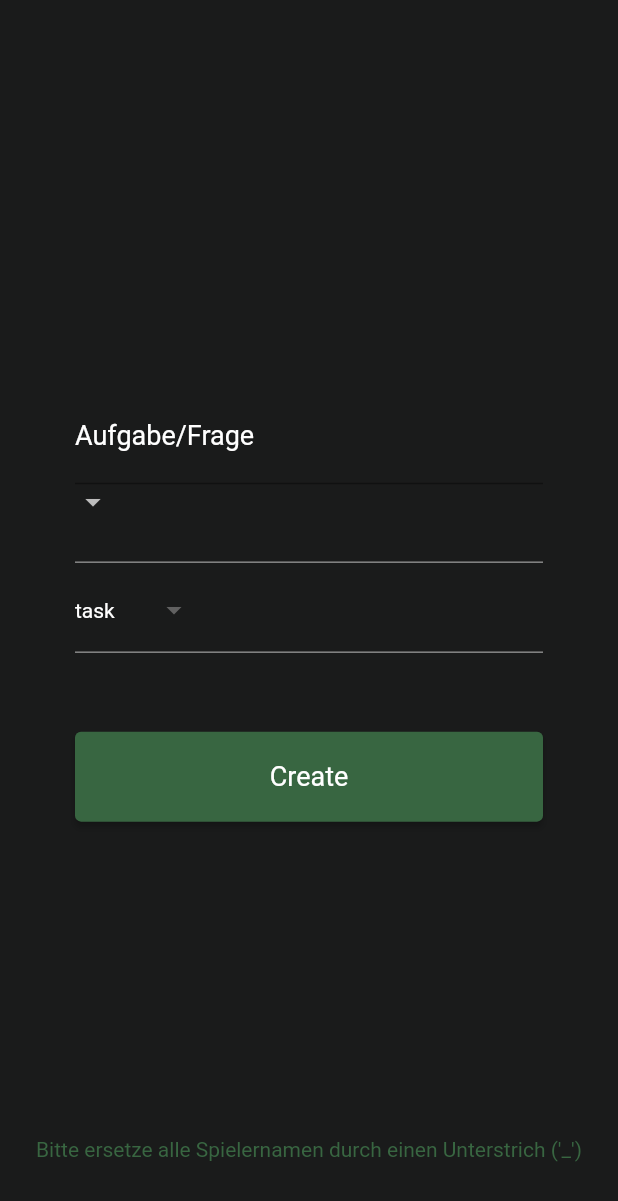
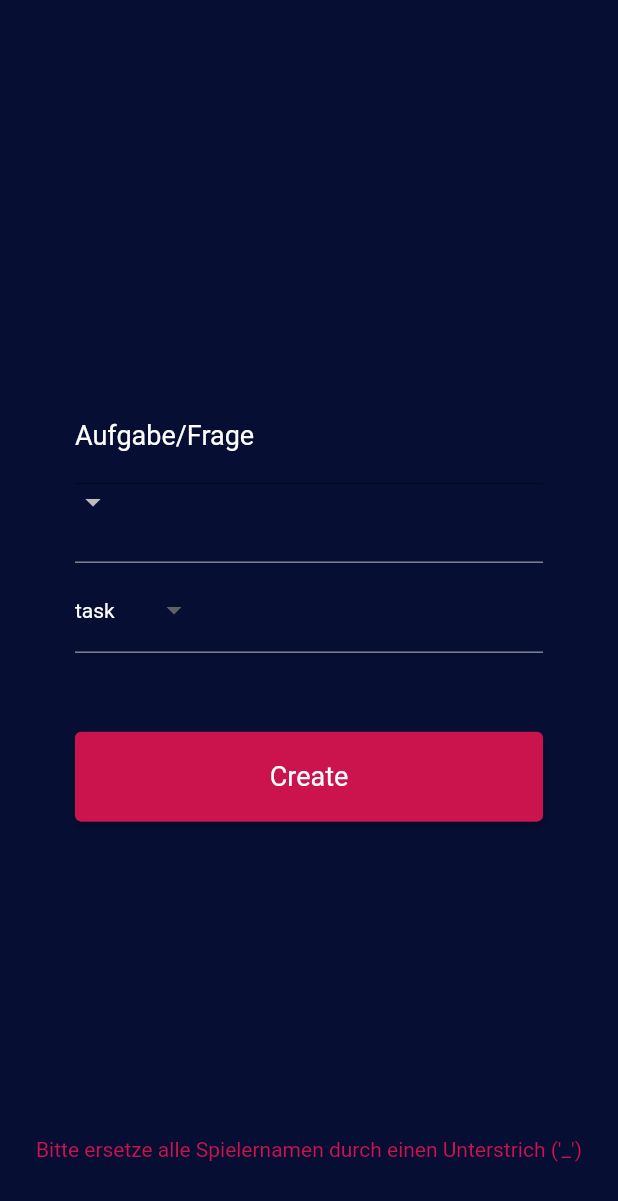
Before and after one commit to iieo/pertolo_control, a Flutter app: the screen it shows once a user with an empty profile is signed in, after a tap on "Create", on a phone screen of 412 x 824 dp. Shown: the top 1201 px of the screen. Run offline on Flutter 3.47's test engine with Material 2 defaults, Android fonts, the phone set to English and light mode, and no system bars; our stand-ins replace cloud_firestore, firebase_auth, firebase_core, go_router, package_info_plus; missing offline and left inert: ota_update; accounts and stored records are empty; network calls fail.

Commit message:
added autoupdate

```diff
--- /dev/null
+++ b/lib/app.dart
@@ -0,0 +1,152 @@
+import 'package:firebase_auth/firebase_auth.dart';
+import 'package:flutter/material.dart';
+import 'package:go_router/go_router.dart';
+import 'package:pertolo_control/auth_screen.dart';
+import 'package:pertolo_control/create_screen.dart';
+import 'package:pertolo_control/edit_screen.dart';
+import 'package:pertolo_control/gorouter_refresh_stream.dart';
+import 'package:pertolo_control/home_screen.dart';
+
+class App extends StatelessWidget {
+  App({super.key});
+
+  static const Color primaryColor = Color(0xFF060e33);
+  static const int white = 200;
+  static const Color whiteColor = Color.fromARGB(255, 228, 226, 223);
+  static const Color secondaryColor = Color(0xFFcb134e);
+  static const String name = 'Pertol Control';
+  static const String version = '1.0.0';
+  static const String buildNumber = '1';
+  static const Duration animationDuration = Duration(milliseconds: 250);
+
+  @override
+  Widget build(BuildContext context) {
+    return MaterialApp(
+      title: name,
+      theme: _themeData,
+      builder: (BuildContext context, Widget? child) {
+        return MaterialApp.router(
+            routerConfig: _router,
+            debugShowCheckedModeBanner: false,
+            title: App.name,
+            theme: _themeData);
+      },
+    );
+  }
+
+  final GoRouter _router = GoRouter(
+    redirect: (context, state) {
+      final bool loggedIn = FirebaseAuth.instance.currentUser != null;
+      const loginLocation = "/login";
+      final loggingIn = state.subloc == loginLocation;
+
+      const homeLocation = "/";
+
+      if (!loggedIn) {
+        return loginLocation;
+      }
+
+      if (loggingIn) {
+        state.queryParams['from'];
+        return state.queryParams['from'] ?? homeLocation;
+      }
+
+      return null;
+    },
+    refreshListenable:
+        GoRouterRefreshStream(FirebaseAuth.instance.authStateChanges()),
+    errorBuilder: (context, state) => const NotFoundScreen(),
+    routes: <RouteBase>[
+      GoRoute(
+        path: '/',
+        builder: (BuildContext context, GoRouterState state) {
+          return const HomeScreen();
+        },
+        routes: <RouteBase>[
+          GoRoute(
+            name: 'login',
+            path: 'login',
+            builder: (BuildContext context, GoRouterState state) {
+              return const AuthScreen();
+            },
+          ),
+          GoRoute(
+            name: 'logout',
+            path: 'logout',
+            builder: (BuildContext context, GoRouterState state) {
+              FirebaseAuth.instance.signOut();
+              return const NotFoundScreen();
+            },
+          ),
+          GoRoute(
+            name: 'create',
+            path: 'create',
+            builder: (BuildContext context, GoRouterState state) {
+              return const CreateScreen();
+            },
+          ),
+          GoRoute(
+            name: 'edit',
+            path: 'edit',
+            builder: (BuildContext context, GoRouterState state) {
+              return const EditScreen();
+            },
+          ),
+        ],
+      ),
+    ],
+  );
+
+  final ThemeData _themeData = ThemeData(
+      visualDensity: VisualDensity.adaptivePlatformDensity,
+      primarySwatch: const MaterialColor(0xFFFEFAE0, {
+        50: Color(0xfff2f2f2),
+        100: Color(0xffe6e6e6),
+        200: Color(0xffcccccc),
+        300: Color(0xffb3b3b3),
+        400: Color(0xff999999),
+        500: Color(0xff808080),
+        600: Color(0xff666666),
+        700: Color(0xff4d4d4d),
+        800: Color(0xff333333),
+        900: Color(0xff1a1a1a)
+      }),
+      primaryColor: primaryColor,
+      textTheme: const TextTheme(
+        button: TextStyle(
+          fontSize: 18.0,
+          fontWeight: FontWeight.normal,
+          decoration: TextDecoration.none,
+          color: App.whiteColor,
+        ),
+        labelMedium: TextStyle(
+          fontSize: 18.0,
+          fontWeight: FontWeight.normal,
+          decoration: TextDecoration.none,
+          color: App.whiteColor,
+        ),
+        subtitle1: TextStyle(
+          fontSize: 18.0,
+          fontWeight: FontWeight.normal,
+          decoration: TextDecoration.none,
+          color: Color.fromARGB(255, 150, 150, 150),
+        ),
+      ));
+}
+
+class NotFoundScreen extends StatelessWidget {
+  const NotFoundScreen({super.key});
+
+  @override
+  Widget build(BuildContext context) {
+    return Container(
+      color: Colors.white,
+      child: Center(
+        child: Text(
+          '404 Not Found',
+          style: Theme.of(context).textTheme.headline1,
+        ),
+      ),
+    );
+  }
+}
--- a/lib/auth_screen.dart
+++ b/lib/auth_screen.dart
@@ -1,5 +1,5 @@
 import 'package:flutter/material.dart';
-import 'package:pertolo_control/ScreenContainer.dart';
+import 'package:pertolo_control/screen_container.dart';
 import 'package:pertolo_control/login.dart';
 import 'package:pertolo_control/register.dart';
 
--- a/lib/edit_screen.dart
+++ b/lib/edit_screen.dart
@@ -1,8 +1,8 @@
 import 'package:cloud_firestore/cloud_firestore.dart';
 import 'package:firebase_auth/firebase_auth.dart';
 import 'package:flutter/material.dart';
-import 'package:pertolo_control/ScreenContainer.dart';
-import 'package:pertolo_control/main.dart';
+import 'package:pertolo_control/screen_container.dart';
+import 'package:pertolo_control/app.dart';
 import 'package:pertolo_control/pertolo_item.dart';
 
 class EditScreen extends StatelessWidget {
--- a/lib/home_screen.dart
+++ b/lib/home_screen.dart
@@ -1,7 +1,7 @@
 import 'package:firebase_auth/firebase_auth.dart';
 import 'package:flutter/material.dart';
 import 'package:go_router/go_router.dart';
-import 'package:pertolo_control/main.dart';
+import 'package:pertolo_control/app.dart';
 import 'dart:math';
 
 class HomeScreen extends StatefulWidget {
--- a/lib/login.dart
+++ b/lib/login.dart
@@ -2,7 +2,7 @@ import 'dart:math';
 
 import 'package:flutter/material.dart';
 import 'package:firebase_auth/firebase_auth.dart';
-import 'package:pertolo_control/main.dart';
+import 'package:pertolo_control/app.dart';
 
 class LoginScreen extends StatefulWidget {
   final Function toggleIsLogin;
--- a/lib/main.dart
+++ b/lib/main.dart
@@ -1,13 +1,14 @@
 import 'package:flutter/material.dart';
 import 'package:firebase_core/firebase_core.dart';
-import 'package:pertolo_control/create_screen.dart';
-import 'package:pertolo_control/edit_screen.dart';
+import 'package:package_info_plus/package_info_plus.dart';
+import 'package:pertolo_control/app.dart';
 import 'firebase_options.dart';
 import 'package:firebase_auth/firebase_auth.dart';
-import 'package:go_router/go_router.dart';
-import 'package:pertolo_control/gorouter_refresh_stream.dart';
-import 'package:pertolo_control/home_screen.dart';
-import 'package:pertolo_control/auth_screen.dart';
+import 'dart:async';
+import 'package:ota_update/ota_update.dart';
+import 'package:http/http.dart' as http;
+import 'dart:convert';
+import 'package:flutter/foundation.dart' show kIsWeb;
 
 void main() async {
   WidgetsFlutterBinding.ensureInitialized();
@@ -24,149 +25,122 @@ void main() async {
   });
 
   FirebaseAuth.instance.setPersistence(Persistence.LOCAL);
-  runApp(App());
+
+  //checkOs
+  if (kIsWeb) {
+    runApp(App());
+  } else {
+    runApp(const OTAUpdate());
+  }
 }
 
-class App extends StatelessWidget {
-  App({super.key});
+class OTAUpdate extends StatefulWidget {
+  const OTAUpdate({super.key});
 
-  static const Color primaryColor = Color(0xFF1A1B1B);
-  static const int white = 200;
-  static const Color whiteColor = Color.fromARGB(255, 228, 226, 223);
-  static const Color secondaryColor = Color(0xFF386641);
-  static const String name = 'Pertol Control';
-  static const String version = '1.0.0';
-  static const String buildNumber = '1';
-  static const Duration animationDuration = Duration(milliseconds: 250);
+  @override
+  State<OTAUpdate> createState() => _OTAUpdateState();
+}
+
+class _OTAUpdateState extends State<OTAUpdate> {
+  OtaEvent? currentEvent;
+
+  @override
+  void initState() {
+    super.initState();
+    tryOtaUpdate();
+  }
+
+  Future<bool> _isUpToDate() async {
+    final res = await http.get(
+        Uri.parse('https://pertolo-f3c7a.web.app/config_pertolo_control.json'),
+        headers: {
+          "Accept": "application/json",
+        });
+
+    if (res.statusCode != 200) {
+      return true;
+    }
+
+    //parse json
+    Map<String, dynamic> json = jsonDecode(res.body);
+    String version = json['version'];
+
+    //get current version
+    PackageInfo packageInfo = await PackageInfo.fromPlatform();
+    String currentVersion = packageInfo.version;
+    return !isCurrentVersionOlder(currentVersion, version);
+  }
+
+  bool isCurrentVersionOlder(String currentVersion, String newVersion) {
+    List<String> currentVersionParts = currentVersion.split('.');
+    List<String> newVersionParts = newVersion.split('.');
+
+    for (int i = 0; i < currentVersionParts.length; i++) {
+      int currentVersionPart = int.parse(currentVersionParts[i]);
+      int newVersionPart = int.parse(newVersionParts[i]);
+
+      if (currentVersionPart < newVersionPart) {
+        return true;
+      } else if (currentVersionPart > newVersionPart) {
+        return false;
+      }
+    }
+    return false;
+  }
+
+  Future<void> tryOtaUpdate() async {
+    try {
+      //check for update
+      if (await _isUpToDate()) {
+        setState(() {
+          currentEvent = OtaEvent(OtaStatus.INSTALLING, "No update available");
+        });
+        return;
+      }
+
+      //LINK CONTAINS APK OF FLUTTER HELLO WORLD FROM FLUTTER SDK EXAMPLES
+      OtaUpdate()
+          .execute(
+        'https://pertolo-f3c7a.web.app/pertolo_control.apk',
+        destinationFilename: 'pertolo_control.apk',
+        //FOR NOW ANDROID ONLY - ABILITY TO VALIDATE CHECKSUM OF FILE:
+        //sha256checksum:
+        //  'd6da28451a1e15cf7a75f2c3f151befad3b80ad0bb232ab15c20897e54f21478',
+      )
+          .listen(
+        (OtaEvent event) {
+          setState(() => currentEvent = event);
+        },
+      );
+      // ignore: avoid_catches_without_on_clauses
+    } catch (e) {
+      print('Failed to make OTA update. Details: $e');
+    }
+  }
 
   @override
   Widget build(BuildContext context) {
-    return MaterialApp(
-      title: name,
-      theme: _themeData,
-      builder: (BuildContext context, Widget? child) {
-        return MaterialApp.router(
-            routerConfig: _router,
-            debugShowCheckedModeBanner: false,
-            title: App.name,
-            theme: _themeData);
-      },
-    );
-  }
-
-  final GoRouter _router = GoRouter(
-    redirect: (context, state) {
-      final bool loggedIn = FirebaseAuth.instance.currentUser != null;
-      const loginLocation = "/login";
-      final loggingIn = state.subloc == loginLocation;
-
-      const homeLocation = "/";
-
-      if (!loggedIn) {
-        return loginLocation;
-      }
-
-      if (loggingIn) {
-        state.queryParams['from'];
-        return state.queryParams['from'] ?? homeLocation;
-      }
-
-      return null;
-    },
-    refreshListenable:
-        GoRouterRefreshStream(FirebaseAuth.instance.authStateChanges()),
-    errorBuilder: (context, state) => const NotFoundScreen(),
-    routes: <RouteBase>[
-      GoRoute(
-        path: '/',
-        builder: (BuildContext context, GoRouterState state) {
-          return const HomeScreen();
-        },
-        routes: <RouteBase>[
-          GoRoute(
-            name: 'login',
-            path: 'login',
-            builder: (BuildContext context, GoRouterState state) {
-              return const AuthScreen();
-            },
+    if (currentEvent == null) {
+      return Container();
+    }
+    if (currentEvent!.status == OtaStatus.DOWNLOADING) {
+      return MaterialApp(
+        home: Scaffold(
+          backgroundColor: App.primaryColor,
+          body: Center(
+            child: Column(
+              mainAxisAlignment: MainAxisAlignment.center,
+              children: [
+                Text('Downloading update: ${currentEvent!.value}%',
+                    style: const TextStyle(color: App.whiteColor)),
+                const SizedBox(height: 20),
+                //LinearProgressIndicator(value: currentEvent!.value / 100),
+              ],
+            ),
           ),
-          GoRoute(
-            name: 'logout',
-            path: 'logout',
-            builder: (BuildContext context, GoRouterState state) {
-              FirebaseAuth.instance.signOut();
-              return const NotFoundScreen();
-            },
-          ),
-          GoRoute(
-            name: 'create',
-            path: 'create',
-            builder: (BuildContext context, GoRouterState state) {
-              return const CreateScreen();
-            },
-          ),
-          GoRoute(
-            name: 'edit',
-            path: 'edit',
-            builder: (BuildContext context, GoRouterState state) {
-              return const EditScreen();
-            },
-          ),
-        ],
-      ),
-    ],
-  );
-
-  final ThemeData _themeData = ThemeData(
-      visualDensity: VisualDensity.adaptivePlatformDensity,
-      primarySwatch: const MaterialColor(0xFFFEFAE0, {
-        50: Color(0xfff2f2f2),
-        100: Color(0xffe6e6e6),
-        200: Color(0xffcccccc),
-        300: Color(0xffb3b3b3),
-        400: Color(0xff999999),
-        500: Color(0xff808080),
-        600: Color(0xff666666),
-        700: Color(0xff4d4d4d),
-        800: Color(0xff333333),
-        900: Color(0xff1a1a1a)
-      }),
-      primaryColor: primaryColor,
-      textTheme: const TextTheme(
-        button: TextStyle(
-          fontSize: 18.0,
-          fontWeight: FontWeight.normal,
-          decoration: TextDecoration.none,
-          color: App.whiteColor,
         ),
-        labelMedium: TextStyle(
-          fontSize: 18.0,
-          fontWeight: FontWeight.normal,
-          decoration: TextDecoration.none,
-          color: App.whiteColor,
-        ),
-        subtitle1: TextStyle(
-          fontSize: 18.0,
-          fontWeight: FontWeight.normal,
-          decoration: TextDecoration.none,
-          color: Color.fromARGB(255, 150, 150, 150),
-        ),
-      ));
-}
-
-class NotFoundScreen extends StatelessWidget {
-  const NotFoundScreen({super.key});
-
-  @override
-  Widget build(BuildContext context) {
-    return Container(
-      color: Colors.white,
-      child: Center(
-        child: Text(
-          '404 Not Found',
-          style: Theme.of(context).textTheme.headline1,
-        ),
-      ),
-    );
+      );
+    }
+    return App();
   }
 }
--- a/lib/register.dart
+++ b/lib/register.dart
@@ -2,7 +2,7 @@ import 'dart:math';
 
 import 'package:flutter/material.dart';
 import 'package:firebase_auth/firebase_auth.dart';
-import 'package:pertolo_control/main.dart';
+import 'package:pertolo_control/app.dart';
 
 class SignupScreen extends StatefulWidget {
   final Function toggleIsLogin;
--- a/lib/ScreenContainer.dart
+++ b/lib/screen_container.dart
@@ -1,5 +1,5 @@
 import 'package:flutter/material.dart';
-import 'package:pertolo_control/main.dart';
+import 'package:pertolo_control/app.dart';
 
 class ScreenContainer extends StatelessWidget {
   final Widget child;
--- a/pubspec.yaml
+++ b/pubspec.yaml
@@ -17,7 +17,7 @@ publish_to: 'none' # Remove this line if you wish to publish to pub.dev
 # https://developer.apple.com/library/archive/documentation/General/Reference/InfoPlistKeyReference/Articles/CoreFoundationKeys.html
 # In Windows, build-name is used as the major, minor, and patch parts
 # of the product and file versions while build-number is used as the build suffix.
-version: 1.0.0+1
+version: 1.0.1
 
 environment:
   sdk: '>=2.18.6 <3.0.0'
@@ -41,7 +41,9 @@ dependencies:
   go_router: ^6.0.1
   url_strategy: ^0.2.0
   cloud_firestore: ^4.3.1
-  flutter_autoupdate: ^1.0.0
+  ota_update: ^4.0.2
+  http: ^0.13.5
+  package_info_plus: ^3.0.2
 
 dev_dependencies:
   flutter_test:
```
Also changed, not shown: lib/create_screen.dart (+2 -5 lines), pubspec.lock, 8 other files.
